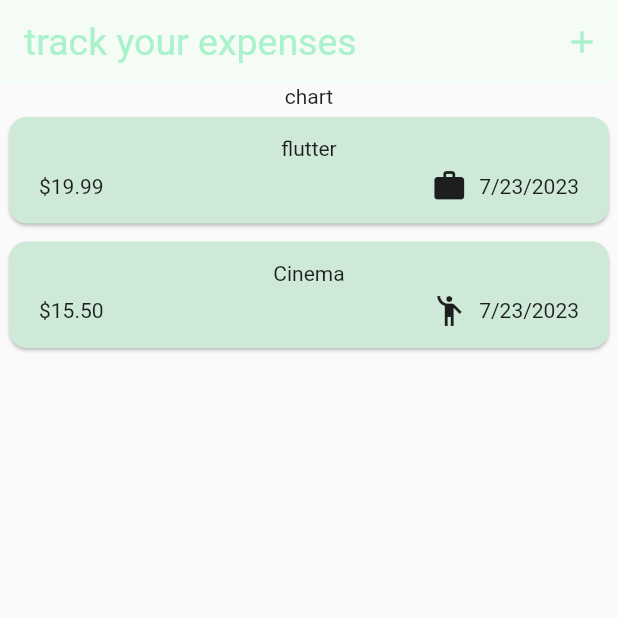
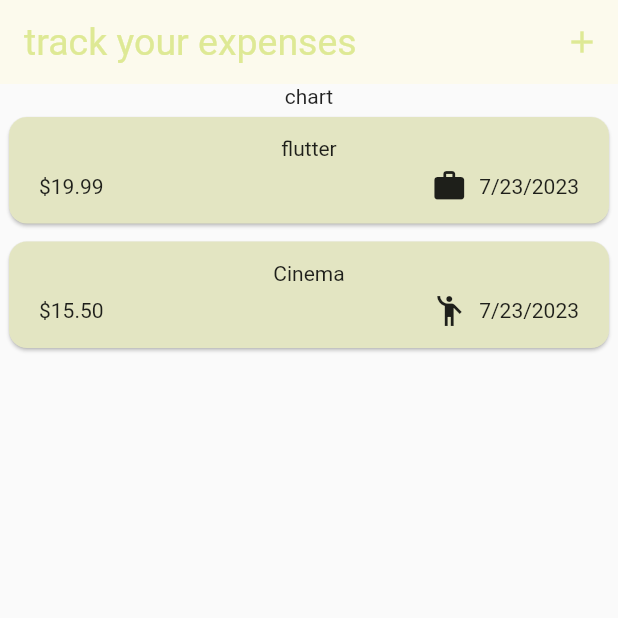
Before and after one commit to TmajidT/expense_tracker, a Flutter app: the screen it shows after launch, on a phone screen of 412 x 824 dp, the top half of it. Run offline on Flutter 3.47's test engine with Material 2 defaults, Android fonts, the phone set to English and light mode, and no system bars.

Commit message:
changed deleting items style

```diff
--- a/lib/main.dart
+++ b/lib/main.dart
@@ -3,7 +3,7 @@ import 'package:flutter/material.dart';
 import 'widgets/expenses.dart';
 
 var kColorScheme =
-    ColorScheme.fromSeed(seedColor: Color.fromARGB(255, 88, 205, 154));
+    ColorScheme.fromSeed(seedColor: Color.fromARGB(255, 185, 201, 82));
 
 void main() {
   runApp(MaterialApp(
--- a/lib/widgets/expenses_list/expense_item.dart
+++ b/lib/widgets/expenses_list/expense_item.dart
@@ -2,7 +2,7 @@ import 'package:expense_tracker/models/expense.dart';
 import 'package:flutter/material.dart';
 
 class ExpenseItem extends StatelessWidget {
-  const ExpenseItem(this.expense,{super.key});
+  const ExpenseItem(this.expense, {super.key});
 
   final Expense expense;
 
@@ -16,8 +16,13 @@ class ExpenseItem extends StatelessWidget {
         ),
         child: Column(
           children: [
-            Text(expense.title),
-            const SizedBox(height: 5,),
+            Text(
+              expense.title,
+              //style: Theme.of(context).textTheme.titleLarge,
+            ),
+            const SizedBox(
+              height: 5,
+            ),
             Row(
               children: [
                 Text('\$${expense.amount.toStringAsFixed(2)}'),
@@ -25,7 +30,9 @@ class ExpenseItem extends StatelessWidget {
                 Row(
                   children: [
                     Icon(categotyIcons[expense.category]),
-                    const SizedBox(width: 8,),
+                    const SizedBox(
+                      width: 8,
+                    ),
                     Text(expense.FormattedDate),
                   ],
                 ),
--- a/lib/widgets/expenses_list/expenses_list.dart
+++ b/lib/widgets/expenses_list/expenses_list.dart
@@ -14,6 +14,10 @@ class ExpensesList extends StatelessWidget {
     return ListView.builder(
       itemCount: expenses.length,
       itemBuilder: (ctx, index) => Dismissible(
+        background: Container(
+          color: Theme.of(context).colorScheme.error.withOpacity(0.5),
+          margin: Theme.of(context).cardTheme.margin,
+        ),
         key: ValueKey(expenses[index]),
         onDismissed: (direction) {
           onRemoveExpense(
```
